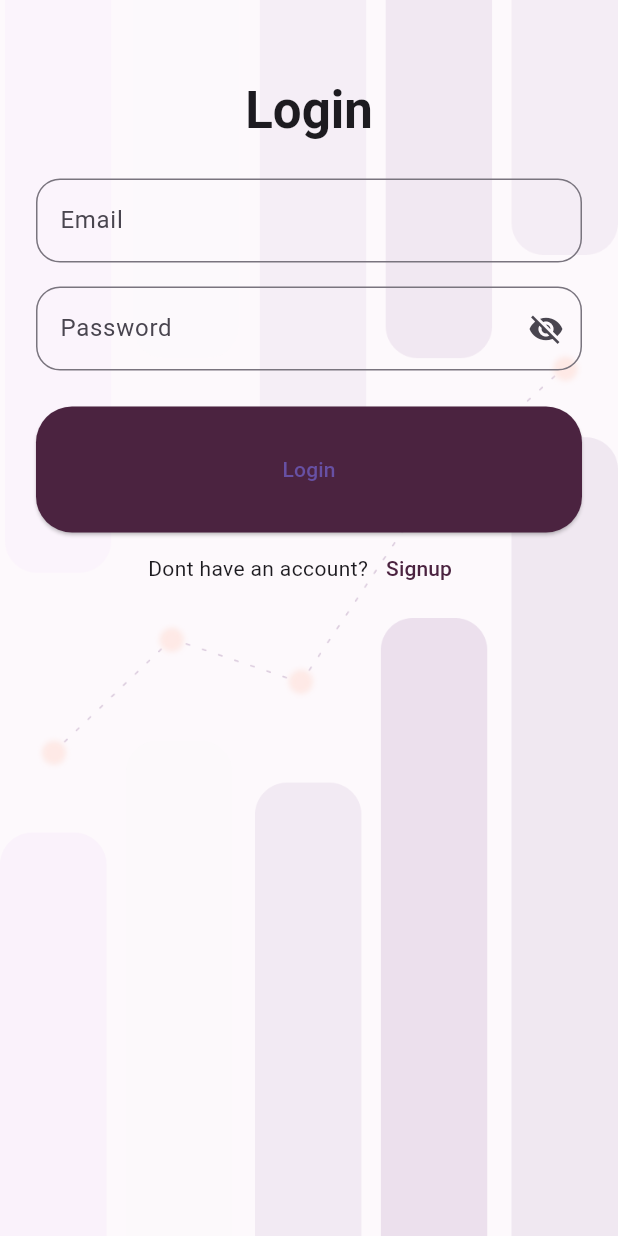
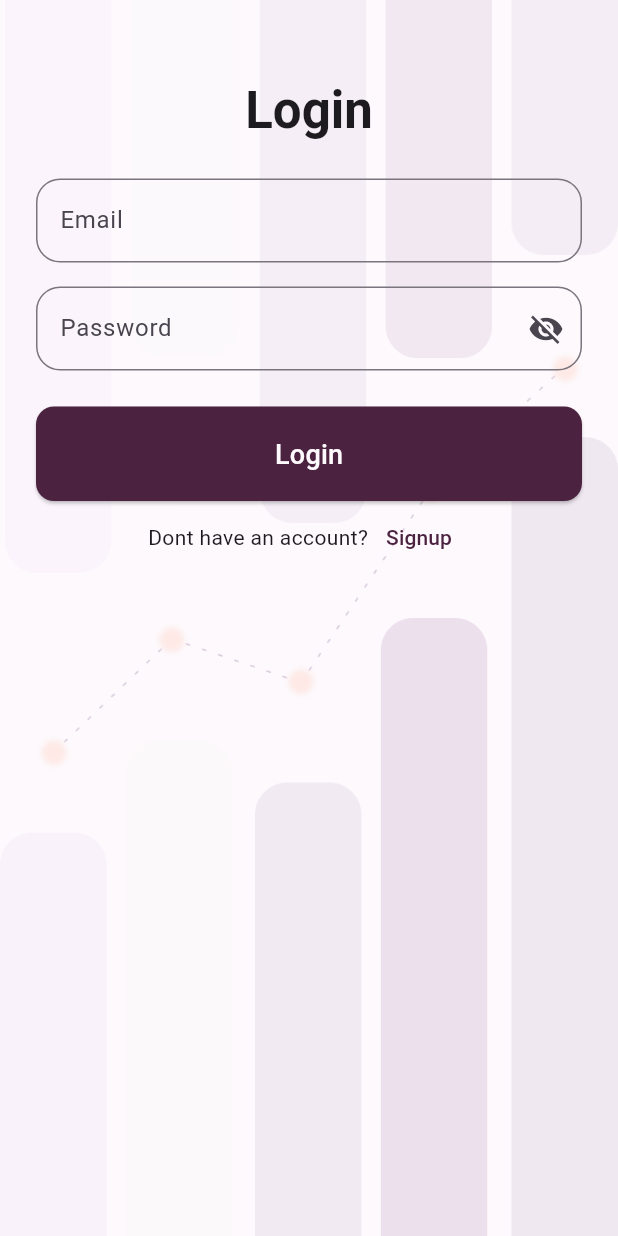
Before and after one commit to pugazhmukilan/AI-Expense-Tracker, a Flutter app: the screen it shows after launch, after a tap on "Next", after a tap on "Login", on a phone screen of 412 x 824 dp. Run offline on Flutter 3.47's test engine with Material 3 defaults, Android fonts, the light colour scheme and no system bars; our stand-ins replace bloc, equatable, flutter_bloc, shared_preferences.

Commit message:
login page implementation

```diff
--- a/lib/screens/SignUp/signup_screen.dart
+++ b/lib/screens/SignUp/signup_screen.dart
@@ -18,6 +18,7 @@ class _SignupScreenState extends State<SignupScreen> {
   final _nameCtrl = TextEditingController();
   final _emailCtrl = TextEditingController();
   final _passwordCtrl = TextEditingController();
+  bool _obscurePassword = true; // state variable
 
   @override
   void dispose() {
@@ -25,6 +26,12 @@ class _SignupScreenState extends State<SignupScreen> {
     _emailCtrl.dispose();
     _passwordCtrl.dispose();
     super.dispose();
+  }
+
+  String? _passValidator(String? v) {
+    if (v == null || v.trim().isEmpty) return 'Password required';
+    if (v.length < 6) return 'Minimum 6 characters';
+    return null;
   }
 
   @override
@@ -105,9 +112,19 @@ class _SignupScreenState extends State<SignupScreen> {
                           border: OutlineInputBorder(
                             borderRadius: BorderRadius.circular(16),
                           ),
+                          suffixIcon: IconButton(
+                            icon: Icon(
+                              _obscurePassword ? Icons.visibility_off : Icons.visibility,
                             ),
-                      obscureText: true,
-                      validator: validators.passValidator,
+                            onPressed: () {
+                              setState(() {
+                                _obscurePassword = !_obscurePassword;
+                              });
+                            },
+                          ),
+                        ),
+                        obscureText: _obscurePassword,
+                        validator: _passValidator,
                       ),
                     const SizedBox(height: 10),
 
--- a/lib/screens/login_screen.dart
+++ b/lib/screens/login_screen.dart
@@ -115,11 +115,27 @@ class _LoginScreenState extends State<LoginScreen> {
                                  context.read<AuthBloc>().add(LoginRequested(email: _emailCtrl.text.trim(), password: _passwordCtrl.text));
                               }
                             },
-                        child: SizedBox(
-                          height: 48,
-                          child: Center(
-                            child: isLoading ? const SizedBox(width: 24, height: 24, child: CircularProgressIndicator(strokeWidth: 2, color: Colors.white)) : const Text('Login'),
+                      style: ElevatedButton.styleFrom(
+                        minimumSize: const Size.fromHeight(48),
+                        shape: RoundedRectangleBorder(
+                          borderRadius: BorderRadius.circular(12),
                         ),
+                      ),
+                      child: isLoading
+                          ? const SizedBox(
+                              width: 24,
+                              height: 24,
+                              child: CircularProgressIndicator(
+                                strokeWidth: 2,
+                                color: Colors.white,
+                              ),
+                            )
+                          : Text(
+                              'Login',
+                              style: Theme.of(context)
+                                  .textTheme
+                                  .titleMedium
+                                  ?.copyWith(color: AppColors.background),
                             ),
                     ),
                       Row(
--- a/lib/screens/welcome_screen.dart
+++ b/lib/screens/welcome_screen.dart
@@ -1,3 +1,4 @@
+import 'package:ai_expense/theme/app_theme.dart';
 import 'package:flutter/material.dart';
 import 'package:flutter_bloc/flutter_bloc.dart';
 import '../bloc/auth_bloc.dart';
@@ -8,9 +9,10 @@ class WelcomeScreen extends StatelessWidget {
   @override
   Widget build(BuildContext context) {
     return Scaffold(
-      body: SafeArea(
-        child: Container(
+      body: Container(
+
         decoration: const BoxDecoration(
+          color: Color.fromARGB(255, 255, 255, 255),
           image: DecorationImage(
             image: AssetImage('assets/bg/mainbg.png'),
             fit: BoxFit.cover,
@@ -21,25 +23,35 @@ class WelcomeScreen extends StatelessWidget {
           child: Column(
             crossAxisAlignment: CrossAxisAlignment.start,
             children: [
-                const SizedBox(height: 40),
-                Text('Welcome to', style: Theme.of(context).textTheme.headlineLarge?.copyWith(fontSize: 36)),
-                const SizedBox(height: 4),
-                Text('Something App', style: Theme.of(context).textTheme.headlineLarge?.copyWith(fontSize: 36)),
+              const SizedBox(height: 80),
+              Text('Welcome to', style: Theme.of(context).textTheme.headlineLarge?.copyWith(fontSize: 50)),
+
+              // Text('Something App', style: Theme.of(context).textTheme.headlineLarge?.copyWith(fontSize: 40)),
+              Image.asset("assets/logo/expensio.png",scale:10,),
+              const SizedBox(height: 8),
+              Text('The Expensio app for managing\nYour expense with AI', style: Theme.of(context).textTheme.bodyMedium),
               const Spacer(),
-                Text('The Everything app for managing\nYour expense with AI', style: Theme.of(context).textTheme.bodyMedium),
-                ElevatedButton(
-                  onPressed: () {
+              GestureDetector(
+                onTap: () {
                   // Mark first time completed
                   context.read<AuthBloc>().add(CompleteWelcomeEvent());
                 },
-                  child: const SizedBox(width: double.infinity, child: Center(child: Text('Next'))),
+                child: Container(
+                  height: 60,
+                  width: double.infinity,
+                  decoration:BoxDecoration(
+                    color: AppColors.primary,
+                    borderRadius: BorderRadius.circular(16),
+
+                  ),
+                  child: Center(child: Text("Next", style: TextStyle(color: Theme.of(context).colorScheme.onPrimary))),
+                )
               ),
               const SizedBox(height: 24),
             ],
           ),
         ),
       ),
-      ),
     );
   }
 }
--- a/lib/theme/app_theme.dart
+++ b/lib/theme/app_theme.dart
@@ -9,6 +9,7 @@ class AppColors {
 }
 
 class AppTheme {
+
   static final ThemeData lightTheme = ThemeData(
     scaffoldBackgroundColor: AppColors.background,
     primaryColor: AppColors.primary,
--- a/pubspec.yaml
+++ b/pubspec.yaml
@@ -66,6 +66,7 @@ flutter:
   # To add assets to your application, add an assets section, like this:
   assets:
     - assets/bg/
+    - assets/logo/
 
   # An image asset can refer to one or more resolution-specific "variants", see
   # https://flutter.dev/to/resolution-aware-images
```
Also changed, not shown: assets/logo/expensio.png (added), lib/screens/signup_screen.dart (added). Lines whose indentation alone changed are shown as unchanged.
